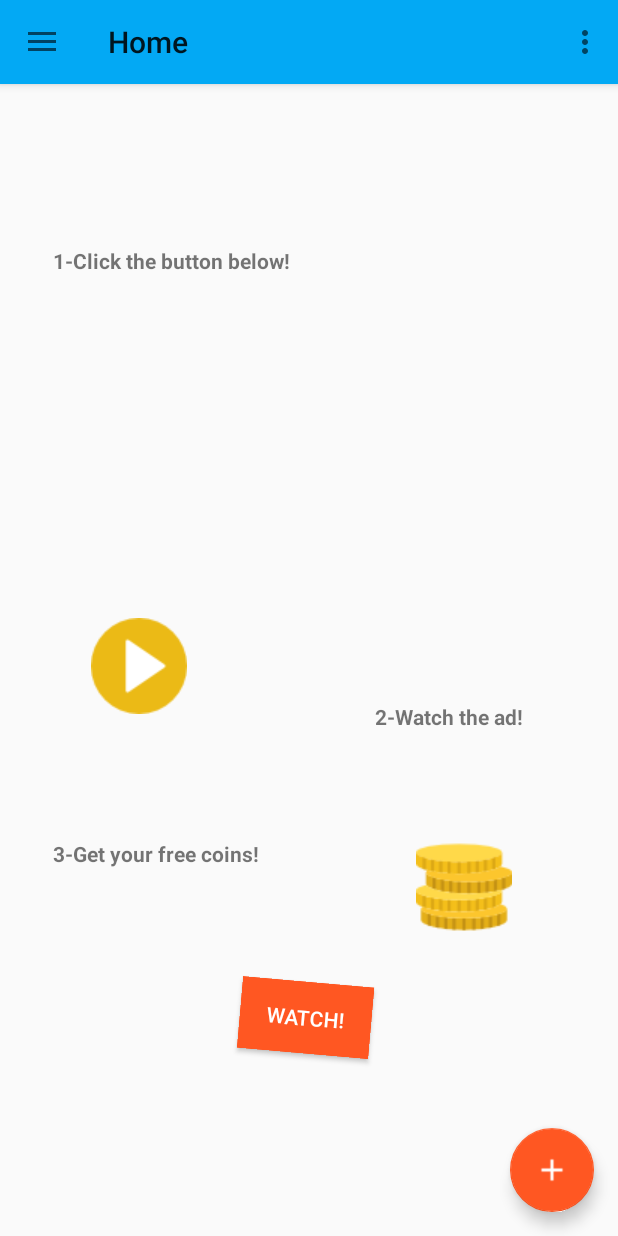
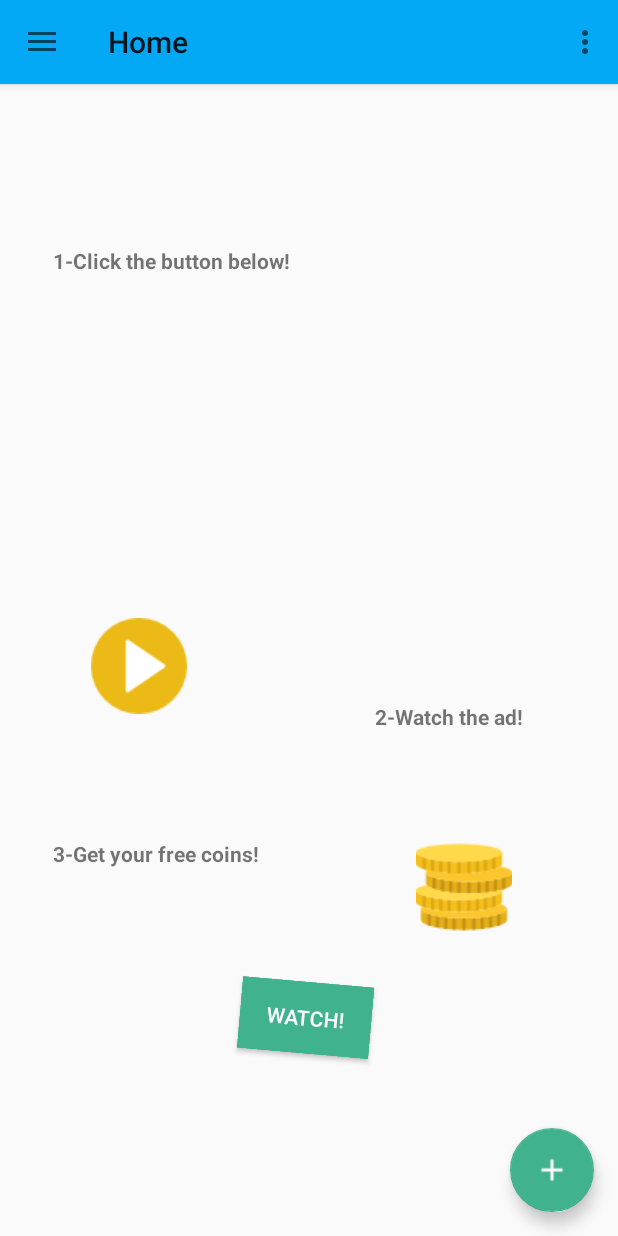
Before and after one commit to OzanPINAR/MevzuBahis, an Android app: the fragment GetCoinFragment placed in its activity, on a phone screen of 412 x 824 dp. Run offline under Robolectric (Android 15) with nearby library versions, the phone set to English and light mode, and no system bars; our stand-ins replace ButterKnife, Firebase (no records; nobody signed in at launch, a user with empty details on screens opened directly); libraries missing offline, so code that uses them is left out: com.facebook, com.facebook.login; pictures from the network do not load; 8 statements that could not run were skipped.

Commit message:
Minor bug fixes

```diff
--- a/app/src/main/java/ege/mevzubahis/Fragments/StatsFragment.java
+++ b/app/src/main/java/ege/mevzubahis/Fragments/StatsFragment.java
@@ -109,7 +109,7 @@ public class StatsFragment extends Fragment {
    @Override public View onCreateView(LayoutInflater inflater, ViewGroup container,
                                      Bundle savedInstanceState) {
     // Inflate the layout for this fragment
-    View view = inflater.inflate(R.layout.fragment_stats, container, false);
+     View view = inflater.inflate(R.layout.fragment_stats, container, false);
      final TextView winText = (TextView) view.findViewById(R.id.winText);
      final TextView lostText = (TextView) view.findViewById(R.id.lostText);
      final TextView ratioText = (TextView) view.findViewById(R.id.ratioText);
--- a/app/src/main/res/layout/activity_friend.xml
+++ b/app/src/main/res/layout/activity_friend.xml
@@ -29,8 +29,8 @@
             android:id="@+id/sendButton1"
             android:layout_width="wrap_content"
             android:layout_height="wrap_content"
+            android:text="Send"
             android:layout_alignParentBottom="true"
-            android:layout_centerHorizontal="true"
-            android:text="Send" />
+            android:layout_centerHorizontal="true" />
     </RelativeLayout>
 </android.support.constraint.ConstraintLayout>
--- a/app/src/main/res/layout/fragment_stats.xml
+++ b/app/src/main/res/layout/fragment_stats.xml
@@ -1,6 +1,7 @@
 <RelativeLayout
     xmlns:android="http://schemas.android.com/apk/res/android"
 
+    xmlns:app2="http://schemas.android.com/apk/res-auto"
     xmlns:tools="http://schemas.android.com/tools"
     xmlns:app="http://schemas.android.com/apk/lib/com.github.florent37.arclayout.ArcLayout"
     tools:context="ege.mevzubahis.Fragments.StatsFragment"
@@ -10,7 +11,7 @@
   <com.github.florent37.arclayout.ArcLayout
 
       android:layout_width="match_parent"
-      android:layout_height="200dp"
+      android:layout_height="300dp"
       app:arc_cropDirection="cropInside"
       app:arc_height="90dp"
       app:arc_padding="30dp"
@@ -35,8 +36,9 @@
         />
 
 
+
+
   </com.github.florent37.arclayout.ArcLayout>
-
 
 
   <RelativeLayout
--- a/app/src/main/res/values/colors.xml
+++ b/app/src/main/res/values/colors.xml
@@ -3,7 +3,7 @@
   <color name="colorPrimary">#03A9F4</color>
   <color name="colorPrimaryDark">#0288D1</color>
   <color name="colorPrimaryLight">#117aa2</color>
-  <color name="colorAccent">#FF5722</color>
+  <color name="colorAccent">#40b28d</color>
   <color name="colorPrimaryText">#ffffff</color>
   <color name="colorSecondaryText">#ffffff</color>
   <color name="colorIcons">#FFFFFF</color>
```
